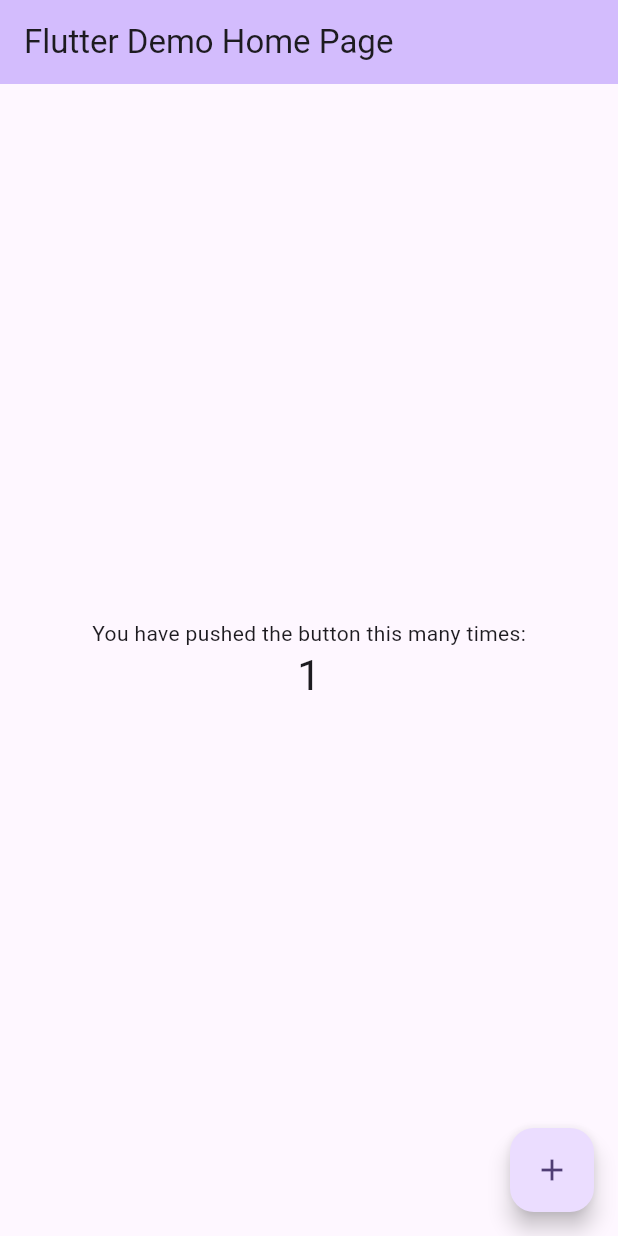
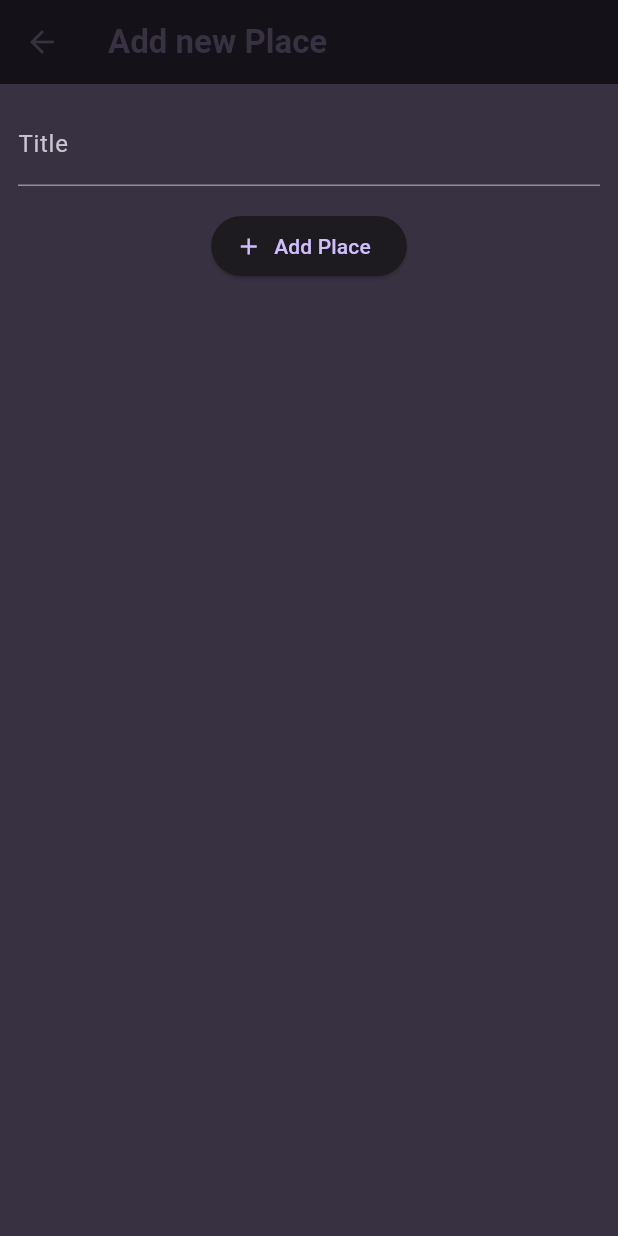
Before and after one commit to imdanishk/favourite_places_app, a Flutter app: the screen it shows after launch, after a tap on the "add" icon, on a phone screen of 412 x 824 dp. Run offline on Flutter 3.47's test engine with Material 3 defaults, Android fonts, the phone set to English and light mode, and no system bars; our stand-ins replace flutter_riverpod, google_fonts.

Commit message:
Add add place, place list and place detail screen + use riverpod for state management

```diff
--- a/lib/main.dart
+++ b/lib/main.dart
@@ -1,125 +1,47 @@
+import 'package:favourite_places_app/screens/places.dart';
 import 'package:flutter/material.dart';
+import 'package:flutter_riverpod/flutter_riverpod.dart';
+import 'package:google_fonts/google_fonts.dart';
+
+final colorScheme = ColorScheme.fromSeed(
+  brightness: Brightness.dark,
+  seedColor: const Color.fromARGB(255, 102, 6, 247),
+  onSurface: const Color.fromARGB(255, 56, 49, 66),
+);
+
+final theme = ThemeData(
+  useMaterial3: true,
+).copyWith(
+  scaffoldBackgroundColor: colorScheme.onSurface,
+  colorScheme: colorScheme,
+  textTheme: GoogleFonts.ubuntuCondensedTextTheme().copyWith(
+    titleSmall: GoogleFonts.ubuntuCondensed(
+      fontWeight: FontWeight.bold,
+    ),
+    titleMedium: GoogleFonts.ubuntuCondensed(
+      fontWeight: FontWeight.bold,
+    ),
+    titleLarge: GoogleFonts.ubuntuCondensed(
+      fontWeight: FontWeight.bold,
+    ),
+  ),
+);
 
 void main() {
-  runApp(const MyApp());
+  runApp(
+    const ProviderScope(child: MyApp()),
+  );
 }
 
 class MyApp extends StatelessWidget {
   const MyApp({super.key});
 
-  // This widget is the root of your application.
   @override
   Widget build(BuildContext context) {
     return MaterialApp(
-      title: 'Flutter Demo',
-      theme: ThemeData(
-        // This is the theme of your application.
-        //
-        // TRY THIS: Try running your application with "flutter run". You'll see
-        // the application has a purple toolbar. Then, without quitting the app,
-        // try changing the seedColor in the colorScheme below to Colors.green
-        // and then invoke "hot reload" (save your changes or press the "hot
-        // reload" button in a Flutter-supported IDE, or press "r" if you used
-        // the command line to start the app).
-        //
-        // Notice that the counter didn't reset back to zero; the application
-        // state is not lost during the reload. To reset the state, use hot
-        // restart instead.
-        //
-        // This works for code too, not just values: Most code changes can be
-        // tested with just a hot reload.
-        colorScheme: ColorScheme.fromSeed(seedColor: Colors.deepPurple),
-        useMaterial3: true,
-      ),
-      home: const MyHomePage(title: 'Flutter Demo Home Page'),
+      title: 'Great Places',
+      theme: theme,
+      home: const PlacesScreen(),
     );
   }
 }
-
-class MyHomePage extends StatefulWidget {
-  const MyHomePage({super.key, required this.title});
-
-  // This widget is the home page of your application. It is stateful, meaning
-  // that it has a State object (defined below) that contains fields that affect
-  // how it looks.
-
-  // This class is the configuration for the state. It holds the values (in this
-  // case the title) provided by the parent (in this case the App widget) and
-  // used by the build method of the State. Fields in a Widget subclass are
-  // always marked "final".
-
-  final String title;
-
-  @override
-  State<MyHomePage> createState() => _MyHomePageState();
-}
-
-class _MyHomePageState extends State<MyHomePage> {
-  int _counter = 0;
-
-  void _incrementCounter() {
-    setState(() {
-      // This call to setState tells the Flutter framework that something has
-      // changed in this State, which causes it to rerun the build method below
-      // so that the display can reflect the updated values. If we changed
-      // _counter without calling setState(), then the build method would not be
-      // called again, and so nothing would appear to happen.
-      _counter++;
-    });
-  }
-
-  @override
-  Widget build(BuildContext context) {
-    // This method is rerun every time setState is called, for instance as done
-    // by the _incrementCounter method above.
-    //
-    // The Flutter framework has been optimized to make rerunning build methods
-    // fast, so that you can just rebuild anything that needs updating rather
-    // than having to individually change instances of widgets.
-    return Scaffold(
-      appBar: AppBar(
-        // TRY THIS: Try changing the color here to a specific color (to
-        // Colors.amber, perhaps?) and trigger a hot reload to see the AppBar
-        // change color while the other colors stay the same.
-        backgroundColor: Theme.of(context).colorScheme.inversePrimary,
-        // Here we take the value from the MyHomePage object that was created by
-        // the App.build method, and use it to set our appbar title.
-        title: Text(widget.title),
-      ),
-      body: Center(
-        // Center is a layout widget. It takes a single child and positions it
-        // in the middle of the parent.
-        child: Column(
-          // Column is also a layout widget. It takes a list of children and
-          // arranges them vertically. By default, it sizes itself to fit its
-          // children horizontally, and tries to be as tall as its parent.
-          //
-          // Column has various properties to control how it sizes itself and
-          // how it positions its children. Here we use mainAxisAlignment to
-          // center the children vertically; the main axis here is the vertical
-          // axis because Columns are vertical (the cross axis would be
-          // horizontal).
-          //
-          // TRY THIS: Invoke "debug painting" (choose the "Toggle Debug Paint"
-          // action in the IDE, or press "p" in the console), to see the
-          // wireframe for each widget.
-          mainAxisAlignment: MainAxisAlignment.center,
-          children: <Widget>[
-            const Text(
-              'You have pushed the button this many times:',
-            ),
-            Text(
-              '$_counter',
-              style: Theme.of(context).textTheme.headlineMedium,
-            ),
-          ],
-        ),
-      ),
-      floatingActionButton: FloatingActionButton(
-        onPressed: _incrementCounter,
-        tooltip: 'Increment',
-        child: const Icon(Icons.add),
-      ), // This trailing comma makes auto-formatting nicer for build methods.
-    );
-  }
-}
--- /dev/null
+++ b/lib/models/place.dart
@@ -0,0 +1,10 @@
+import 'package:uuid/uuid.dart';
+
+const uuid = Uuid();
+
+class Place {
+  Place({required this.title}) : id = uuid.v4();
+
+  final String id;
+  final String title;
+}
--- /dev/null
+++ b/lib/providers/user_places.dart
@@ -0,0 +1,16 @@
+import 'package:flutter_riverpod/flutter_riverpod.dart';
+import '../models/place.dart';
+
+class UserPlacesNotifier extends StateNotifier<List<Place>> {
+  UserPlacesNotifier() : super(const []);
+
+  void addPlace(String title) {
+    final newPlace = Place(title: title);
+    state = [newPlace, ...state];
+  }
+}
+
+final userPlacesProvider =
+    StateNotifierProvider<UserPlacesNotifier, List<Place>>(
+  (ref) => UserPlacesNotifier(),
+);
--- /dev/null
+++ b/lib/screens/add_place.dart
@@ -0,0 +1,64 @@
+import 'package:flutter/material.dart';
+import 'package:flutter_riverpod/flutter_riverpod.dart';
+import '../providers/user_places.dart';
+
+
+class AddPlaceScreen extends ConsumerStatefulWidget {
+  const AddPlaceScreen({super.key});
+
+  @override
+  ConsumerState<AddPlaceScreen> createState() {
+    return _AddPlaceScreenState();
+  }
+}
+
+class _AddPlaceScreenState extends ConsumerState<AddPlaceScreen> {
+  final _titleController = TextEditingController();
+
+  void _savePlace() {
+    final enteredTitle = _titleController.text;
+
+    if (enteredTitle.isEmpty) {
+      return;
+    }
+
+    ref.read(userPlacesProvider.notifier).addPlace(enteredTitle);
+
+    Navigator.of(context).pop();
+  }
+
+  @override
+  void dispose() {
+    _titleController.dispose();
+    super.dispose();
+  }
+
+  @override
+  Widget build(BuildContext context) {
+    return Scaffold(
+      appBar: AppBar(
+        title: const Text('Add new Place'),
+      ),
+      body: SingleChildScrollView(
+        padding: const EdgeInsets.all(12),
+        child: Column(
+          children: [
+            TextField(
+              decoration: const InputDecoration(labelText: 'Title'),
+              controller: _titleController,
+              style: TextStyle(
+                color: Theme.of(context).colorScheme.onSurfaceVariant,
+              ),
+            ),
+            const SizedBox(height: 16),
+            ElevatedButton.icon(
+              onPressed: _savePlace,
+              icon: const Icon(Icons.add),
+              label: const Text('Add Place'),
+            ),
+          ],
+        ),
+      ),
+    );
+  }
+}
--- /dev/null
+++ b/lib/screens/place_detail.dart
@@ -0,0 +1,26 @@
+import 'package:flutter/material.dart';
+import '../models/place.dart';
+
+
+class PlaceDetailScreen extends StatelessWidget {
+  const PlaceDetailScreen({super.key, required this.place});
+
+  final Place place;
+
+  @override
+  Widget build(BuildContext context) {
+    return Scaffold(
+      appBar: AppBar(
+        title: Text(place.title),
+      ),
+      body: Center(
+        child: Text(
+          place.title,
+          style: Theme.of(context).textTheme.bodyLarge!.copyWith(
+                color: Theme.of(context).colorScheme.onSurfaceVariant,
+              ),
+        ),
+      ),
+    );
+  }
+}
--- /dev/null
+++ b/lib/screens/places.dart
@@ -0,0 +1,35 @@
+import 'package:favourite_places_app/screens/add_place.dart';
+import 'package:favourite_places_app/widgets/places_list.dart';
+import 'package:flutter/material.dart';
+import 'package:flutter_riverpod/flutter_riverpod.dart';
+import '../providers/user_places.dart';
+
+class PlacesScreen extends ConsumerWidget {
+  const PlacesScreen({super.key});
+
+  @override
+  Widget build(BuildContext context, WidgetRef ref) {
+    final userPlaces = ref.watch(userPlacesProvider);
+
+    return Scaffold(
+      appBar: AppBar(
+        title: const Text('Your Places'),
+        actions: [
+          IconButton(
+            icon: const Icon(Icons.add),
+            onPressed: () {
+              Navigator.of(context).push(
+                MaterialPageRoute(
+                  builder: (ctx) => const AddPlaceScreen(),
+                ),
+              );
+            },
+          ),
+        ],
+      ),
+      body: PlacesList(
+        places: userPlaces,
+      ),
+    );
+  }
+}
--- /dev/null
+++ b/lib/widgets/places_list.dart
@@ -0,0 +1,43 @@
+import 'package:favourite_places_app/models/place.dart';
+import 'package:favourite_places_app/screens/place_detail.dart';
+import 'package:flutter/material.dart';
+
+
+class PlacesList extends StatelessWidget {
+  const PlacesList({super.key, required this.places});
+
+  final List<Place> places;
+
+  @override
+  Widget build(BuildContext context) {
+    if (places.isEmpty) {
+      return Center(
+        child: Text(
+          'No places added yet',
+          style: Theme.of(context).textTheme.bodyLarge!.copyWith(
+                color: Theme.of(context).colorScheme.onSurfaceVariant,
+              ),
+        ),
+      );
+    }
+
+    return ListView.builder(
+      itemCount: places.length,
+      itemBuilder: (ctx, index) => ListTile(
+        title: Text(
+          places[index].title,
+          style: Theme.of(context).textTheme.titleMedium!.copyWith(
+                color: Theme.of(context).colorScheme.onSurfaceVariant,
+              ),
+        ),
+        onTap: () {
+          Navigator.of(context).push(
+            MaterialPageRoute(
+              builder: (ctx) => PlaceDetailScreen(place: places[index]),
+            ),
+          );
+        },
+      ),
+    );
+  }
+}
--- a/pubspec.yaml
+++ b/pubspec.yaml
@@ -36,6 +36,8 @@ dependencies:
   # Use with the CupertinoIcons class for iOS style icons.
   cupertino_icons: ^1.0.6
   google_fonts: ^6.2.1
+  uuid: ^4.4.0
+  flutter_riverpod: ^2.5.1
 
 dev_dependencies:
   flutter_test:
```
Also changed, not shown: pubspec.lock, 3 other files.
